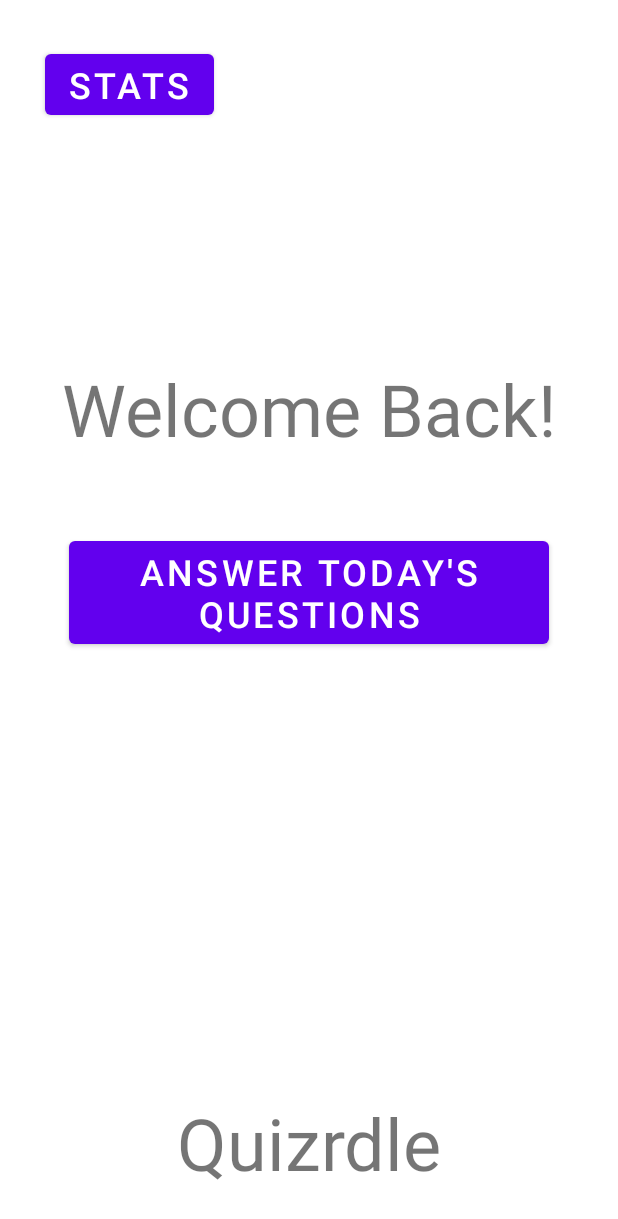
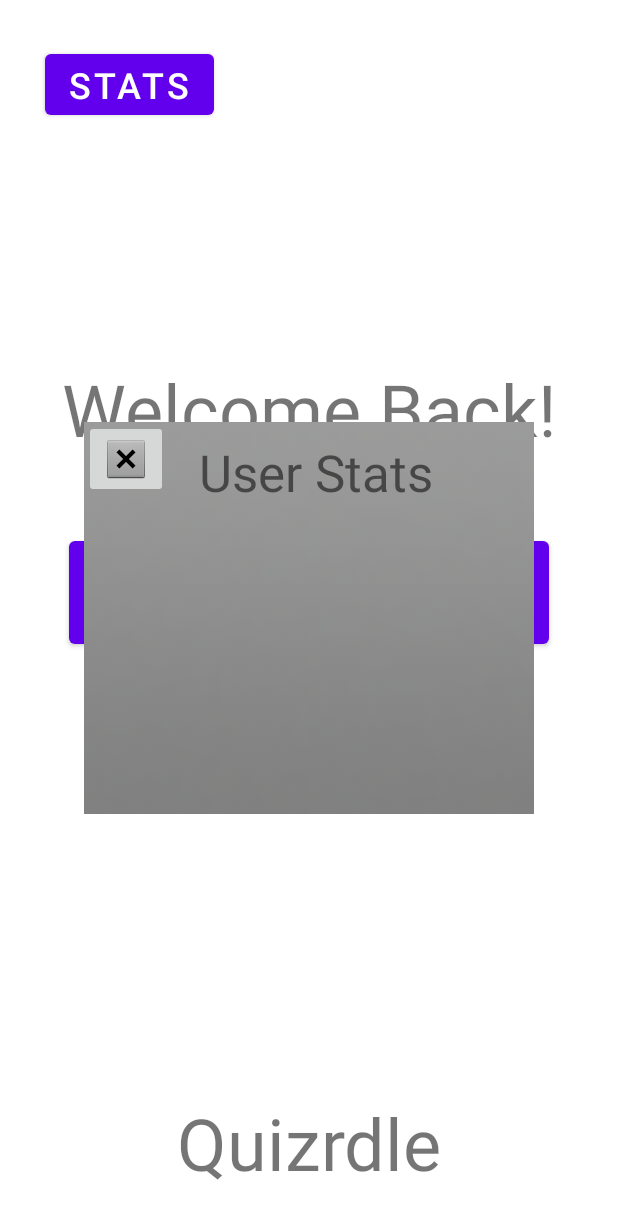
Before and after one commit to trendywalnut/SourSalesman, an Android app: the layout activity_main.xml on its own in the app's theme, with its tools: preview values and no code run, on a phone screen of 412 x 824 dp. Shown: the top 1219 px of the screen. Run offline under Robolectric (Android 15) with nearby library versions, the phone set to English and light mode, and no system bars.

Commit message:
Stats window opens and closes

```diff
--- a/QuizApp/app/build.gradle
+++ b/QuizApp/app/build.gradle
@@ -45,4 +45,6 @@
     testImplementation 'junit:junit:4.13.2'
     androidTestImplementation 'androidx.test.ext:junit:1.1.3'
     androidTestImplementation 'androidx.test.espresso:espresso-core:3.4.0'
+
+
 }
--- a/QuizApp/app/src/main/res/layout/activity_main.xml
+++ b/QuizApp/app/src/main/res/layout/activity_main.xml
@@ -19,14 +19,15 @@
         />
 
     <TextView
+        android:id="@+id/textView"
         android:layout_width="wrap_content"
         android:layout_height="wrap_content"
+        android:layout_marginBottom="30dp"
+        android:text="Quizrdle"
         android:textSize="48dp"
-        android:text="Quizrdle"
-        android:layout_marginBottom="30dp"
         app:layout_constraintBottom_toBottomOf="parent"
-        app:layout_constraintRight_toRightOf="parent"
-        app:layout_constraintLeft_toLeftOf="parent"/>
+        app:layout_constraintLeft_toLeftOf="parent"
+        app:layout_constraintRight_toRightOf="parent" />
 
     <Button
         android:id="@+id/questionButton"
@@ -40,6 +41,7 @@
         app:layout_constraintTop_toBottomOf="@+id/welcome" />
 
     <Button
+        android:id="@+id/statsButton"
         android:layout_width="wrap_content"
         android:layout_height="wrap_content"
         android:layout_marginTop="30dp"
@@ -49,4 +51,47 @@
         app:layout_constraintTop_toTopOf="parent"
         app:layout_constraintLeft_toLeftOf="parent"/>
 
+    <RelativeLayout
+        android:id="@+id/statsLayout"
+        android:layout_width="300dp"
+        android:layout_height="300dp"
+        android:elevation="2dp"
+        app:layout_constraintBottom_toBottomOf="parent"
+        app:layout_constraintEnd_toEndOf="parent"
+        app:layout_constraintStart_toStartOf="parent"
+        app:layout_constraintTop_toTopOf="parent"
+        tools:ignore="ExtraText">
+
+        <ImageView
+            android:id="@+id/imageView2"
+            android:layout_width="fill_parent"
+            android:layout_height="fill_parent"
+            app:srcCompat="@android:drawable/title_bar" />
+
+        <TextView
+            android:id="@+id/textView2"
+            android:layout_width="170dp"
+            android:layout_height="wrap_content"
+            android:layout_alignParentStart="true"
+            android:layout_alignParentEnd="true"
+            android:layout_marginStart="69dp"
+            android:layout_marginEnd="59dp"
+            android:text="User Stats"
+            android:textAlignment="center"
+
+            android:textSize="34sp"
+            android:translationY="30dp" />
+
+        <ImageButton
+            android:id="@+id/closeStatButton"
+            android:layout_width="wrap_content"
+            android:layout_height="wrap_content"
+            android:translationY="18dp"
+            app:srcCompat="@android:drawable/btn_dialog" />
+
+
+    </RelativeLayout>
+
+    />
+
 </androidx.constraintlayout.widget.ConstraintLayout>
```
Also changed, not shown: QuizApp/app/src/main/java/com/example/quizapp/MainActivity.kt (+22 -0 lines), QuizApp/app/src/main/res/layout/layout_dialog.xml (added, +17 -0 lines).
